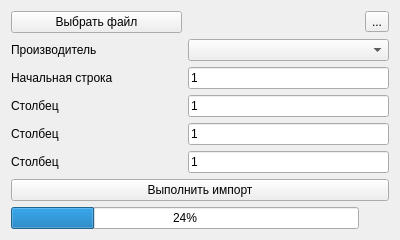
This is importdata.ui in drWebber/workbench as Qt 5 draws it before an edit. The edited form follows.
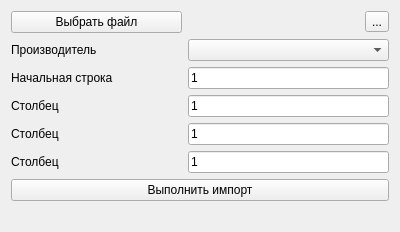
This is the edited form.

```diff
--- a/importdata.ui
+++ b/importdata.ui
@@ -113,15 +113,15 @@
        </property>
       </widget>
      </item>
-     <item row="9" column="0" colspan="2">
-      <widget class="QProgressBar" name="progressBar">
-       <property name="value">
-        <number>24</number>
-       </property>
-      </widget>
-     </item>
     </layout>
    </item>
+   <item row="1" column="0">
+    <widget class="QLabel" name="lbProgress">
+     <property name="text">
+      <string/>
+     </property>
+    </widget>
+   </item>
   </layout>
  </widget>
  <resources/>
```
Left out of the diff: 92 changed lines with no effect on the pictures.
